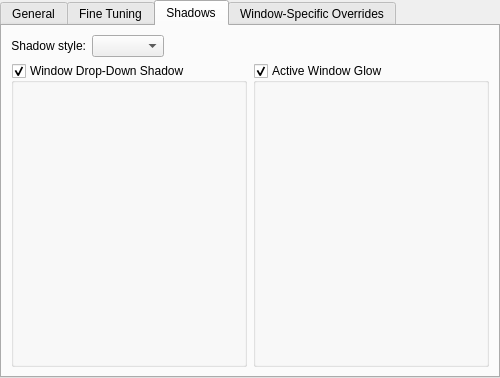
Old version of the form clients/oxygen/config/oxygenconfigurationui.ui in the repository KDE/kwin.
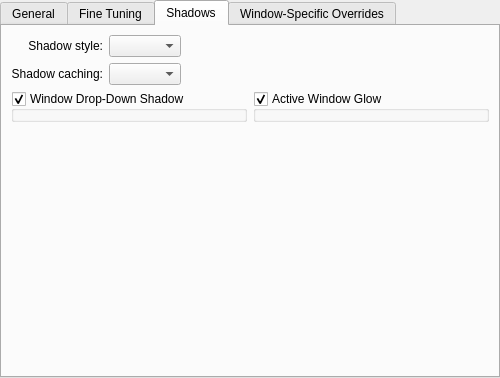
New version of the form. The open tabs and pages were chosen to show the change. Custom widgets are drawn as their Qt base class.

Commit message: Moved 'expert mode' configuration widgets to default UI. Disable (hide) 'expert mode' configuration widgets by default. Enable them if expertMode is triggered (e.g. via oxygen-settings)

What changed in the file:
```diff
--- a/clients/oxygen/config/oxygenconfigurationui.ui
+++ b/clients/oxygen/config/oxygenconfigurationui.ui
@@ -188,10 +188,8 @@
       <attribute name="title">
        <string>Shadows</string>
       </attribute>
-      <layout class="QVBoxLayout" name="verticalLayout_5">
-       <item>
-        <layout class="QHBoxLayout" name="horizontalLayout_8">
-         <item>
+      <layout class="QGridLayout" name="gridLayout_3">
+       <item row="0" column="0">
           <widget class="QLabel" name="label_6">
            <property name="text">
             <string>Shadow style:</string>
@@ -201,25 +199,36 @@
            </property>
           </widget>
          </item>
-         <item>
+       <item row="0" column="1">
           <widget class="KComboBox" name="shadowMode"/>
          </item>
-         <item>
+       <item row="0" column="2">
           <spacer name="horizontalSpacer_7">
            <property name="orientation">
             <enum>Qt::Horizontal</enum>
            </property>
            <property name="sizeHint" stdset="0">
             <size>
-             <width>40</width>
+           <width>308</width>
              <height>20</height>
             </size>
            </property>
           </spacer>
          </item>
-        </layout>
+       <item row="1" column="0">
+        <widget class="QLabel" name="shadowCacheModeLabel">
+         <property name="text">
+          <string>Shadow caching:</string>
+         </property>
+         <property name="alignment">
+          <set>Qt::AlignRight|Qt::AlignTrailing|Qt::AlignVCenter</set>
+         </property>
+        </widget>
        </item>
-       <item>
+       <item row="1" column="1">
+        <widget class="KComboBox" name="shadowCacheMode"/>
+       </item>
+       <item row="2" column="0" colspan="3">
         <layout class="QHBoxLayout" name="horizontalLayout_7">
          <item>
           <widget class="Oxygen::OxygenShadowConfigurationUI" name="inactiveShadowConfiguration">
@@ -243,6 +252,19 @@
          </item>
         </layout>
        </item>
+       <item row="3" column="0">
+        <spacer name="shadowSpacer">
+         <property name="orientation">
+          <enum>Qt::Vertical</enum>
+         </property>
+         <property name="sizeHint" stdset="0">
+          <size>
+           <width>20</width>
+           <height>40</height>
+          </size>
+         </property>
+        </spacer>
+       </item>
       </layout>
      </widget>
      <widget class="QWidget" name="tab_4">
```
Left out of the diff: 35 changed lines with no effect on the pictures. Lines whose indentation alone changed are shown as unchanged. The commit also changes 4 other files.
